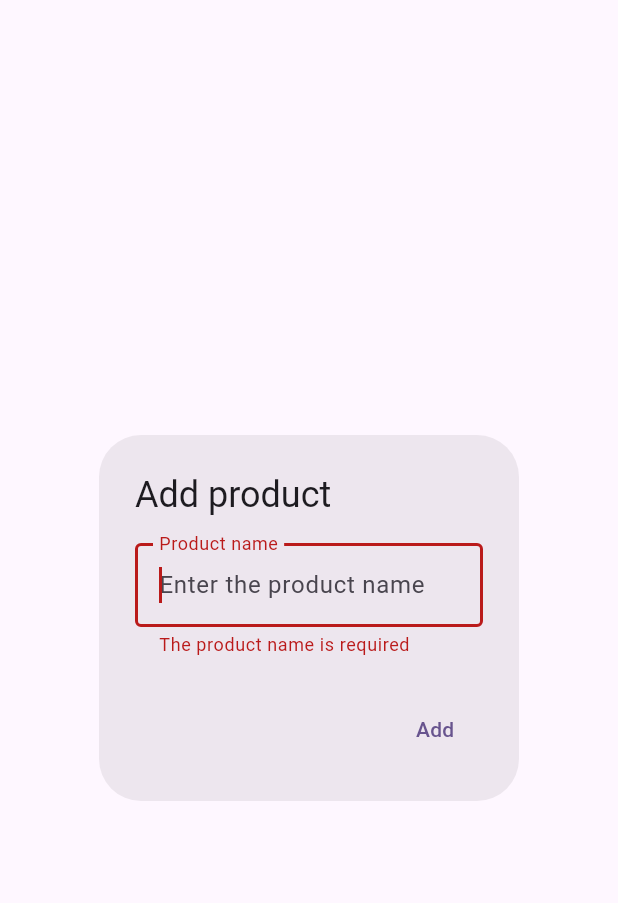
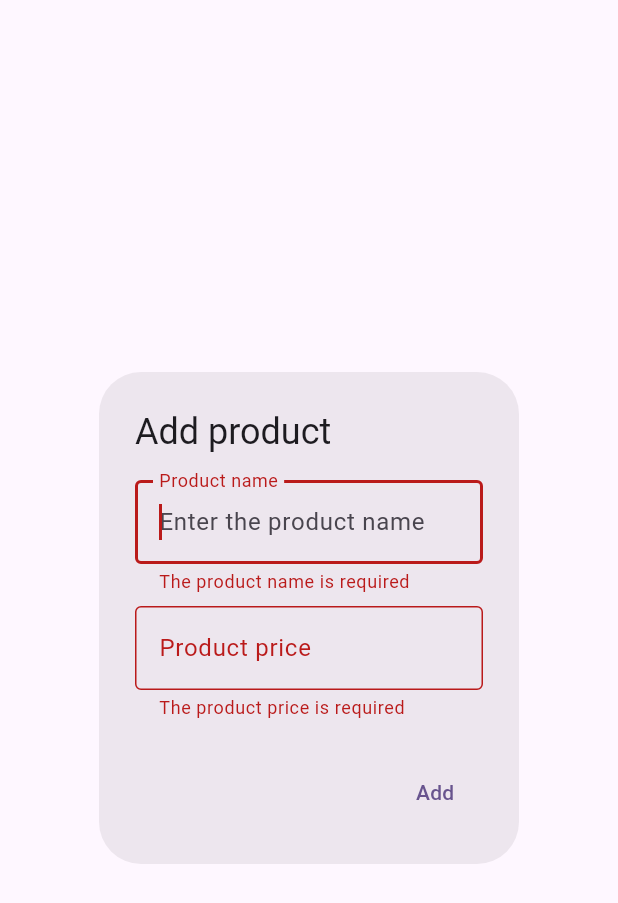
Before and after one commit to jorjaisozi/shopping-list, a Flutter app: the AddProductDialogCustom widget shown alone on an empty page, opened directly with empty values, after a tap on "Add", on a phone screen of 412 x 824 dp. Shown: the top 903 px of the screen. Run offline on Flutter 3.47's test engine with Material 3 defaults, Android fonts, the phone set to English and light mode, and no system bars.

Commit message:
feat(home): enter the product price

```diff
--- a/lib/features/home/data/product.dart
+++ b/lib/features/home/data/product.dart
@@ -1,5 +1,6 @@
 class Product {
-  const Product({required this.name});
+  const Product({required this.name, required this.price});
 
   final String name;
+  final int price;
 }
--- a/lib/features/home/presentation/widgets/add_product_dialog_custom.dart
+++ b/lib/features/home/presentation/widgets/add_product_dialog_custom.dart
@@ -1,4 +1,5 @@
 import 'package:flutter/material.dart';
+import 'package:flutter/services.dart';
 
 import 'package:shopping_list/features/home/data/product.dart';
 
@@ -14,6 +15,7 @@ class AddProductDialogCustom extends StatefulWidget {
 class _AddProductDialogCustomState extends State<AddProductDialogCustom> {
   final _formKey = GlobalKey<FormState>();
   final _productNameController = TextEditingController();
+  final _productPriceController = TextEditingController();
 
   @override
   void dispose() {
@@ -45,6 +47,29 @@ class _AddProductDialogCustomState extends State<AddProductDialogCustom> {
                 return null;
               },
             ),
+            SizedBox(height: 8),
+            TextFormField(
+              autofocus: true,
+              controller: _productPriceController,
+              keyboardType: TextInputType.number,
+              inputFormatters: [
+                FilteringTextInputFormatter.allow(RegExp(r'^\d*\.?\d{0,2}')),
+              ],
+              decoration: const InputDecoration(
+                border: OutlineInputBorder(),
+                hintText: 'Enter the product price',
+                labelText: 'Product price',
+              ),
+              validator: (String? value) {
+                if (value == null || value.trim().isEmpty) {
+                  return 'The product price is required';
+                }
+                if (double.tryParse(value)! < 0) {
+                  return 'The product price cannot be less than zero';
+                }
+                return null;
+              },
+            ),
           ],
         ),
       ),
@@ -53,7 +78,14 @@ class _AddProductDialogCustomState extends State<AddProductDialogCustom> {
           child: const Text('Add'),
           onPressed: () {
             if (_formKey.currentState!.validate()) {
-              widget.addProduct(Product(name: _productNameController.text));
+              widget.addProduct(
+                Product(
+                  name: _productNameController.text,
+                  price:
+                      ((double.tryParse(_productPriceController.text))! * 100)
+                          .round(),
+                ),
+              );
               Navigator.of(context).pop();
             }
           },
--- a/lib/features/home/presentation/widgets/product_list_view_custom.dart
+++ b/lib/features/home/presentation/widgets/product_list_view_custom.dart
@@ -20,6 +20,7 @@ class ProductListViewCustom extends StatelessWidget {
         Product product = products[index];
         return ListTile(
           title: Text(product.name),
+          subtitle: Text('\$${((product.price) / 100).toStringAsFixed(2)}'),
           trailing: IconButton(
             icon: const Icon(Icons.delete),
             onPressed: () => deleteProduct(index),
```
